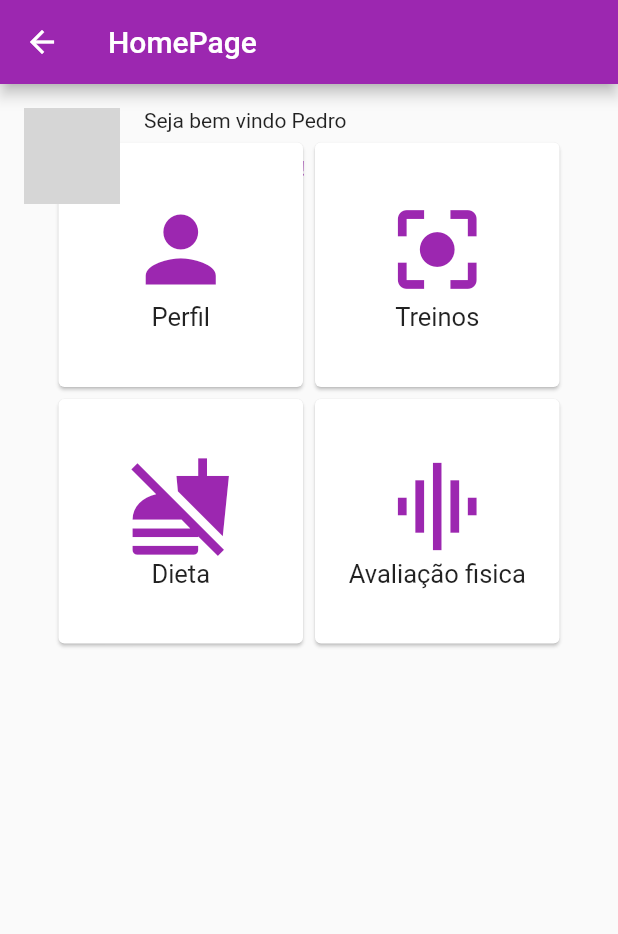
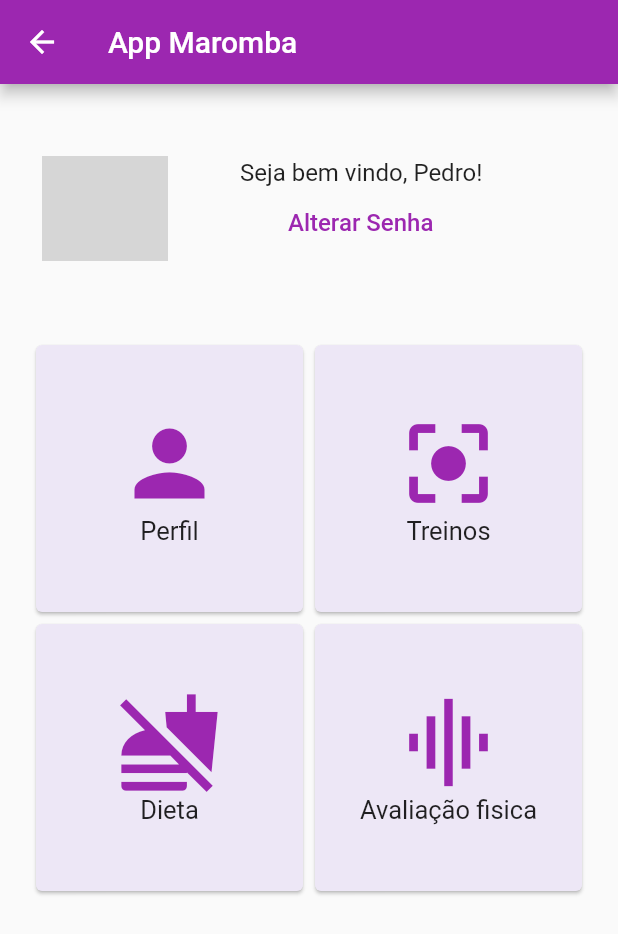
Before and after one commit to pedrokappes/app_gym, a Flutter app: the HomePage screen opened directly, on a phone screen of 412 x 824 dp. Shown: the top 934 px of the screen. Run offline on Flutter 3.47's test engine with Material 2 defaults, Android fonts, the phone set to English and light mode, and no system bars; our stand-ins replace flutter_svg; network calls fail; grey boxes are pictures that could not be loaded.

Commit message:
alteração na homepage

```diff
--- a/lib/Screens/HomePage.dart
+++ b/lib/Screens/HomePage.dart
@@ -2,9 +2,12 @@ import 'package:app_maromba/Screens/AvFisica.dart';
 import 'package:app_maromba/Screens/Dieta.dart';
 import 'package:app_maromba/Screens/LoginForm.dart';
 import 'package:app_maromba/Screens/Perfil.dart';
+import 'package:app_maromba/Screens/SignupForm.dart';
 import 'package:app_maromba/Screens/Treinos.dart';
 import 'package:flutter/material.dart';
 import 'package:flutter_svg/flutter_svg.dart';
+import 'package:app_maromba/Screens/EditProfileForm.dart';
+import 'package:app_maromba/Screens/ChangePasswordForm.dart';
 
 class HomePage extends StatefulWidget {
   @override
@@ -16,36 +19,54 @@ class _HomePageState extends State<HomePage> {
   Widget build(BuildContext context) {
     return Scaffold(
       appBar: AppBar(
-        title: Text('HomePage'),
+        title: Text('App Maromba'),
       ),
       body: Stack(
         children: <Widget>[
           SafeArea(
               child: Padding(
-                padding: EdgeInsets.all(16.0),
+            padding: EdgeInsets.only(top: 48.0, left: 28),
             child: Column(
               children: <Widget>[
                 Container(
-                      height: 64,
+                  height: 70,
                   child: Row(
                     crossAxisAlignment: CrossAxisAlignment.start,
                     children: <Widget>[
                       CircleAvatar(
-                              radius: 32,
+                          radius: 42,
                           backgroundImage: NetworkImage(
                               'https://encrypted-tbn0.gstatic.com/images?q=tbn:ANd9GcRgLZal2ngrRXdEebFSXKENv_Joj38zpGXhwA&usqp=CAU')),
                       SizedBox(
-                            width: 16,
+                        width: 48,
                       ),
                       Column(
                         mainAxisAlignment: MainAxisAlignment.center,
                         crossAxisAlignment: CrossAxisAlignment.start,
                         children: <Widget>[
-                              Text('Seja bem vindo Pedro'),
+                          Text(
+                            'Seja bem vindo, Pedro!',
+                            style: TextStyle(
+                              fontSize: 16,
+                            ),
+                          ),
                           FlatButton(
                               textColor: Colors.purple,
-                                  child: Text('Acessar Perfil!'),
-                                  onPressed: () {}),
+                              child: Text(
+                                '    Alterar Senha',
+                                style: TextStyle(
+                                  fontSize: 16,
+                                ),
+                              ),
+                              onPressed: () {
+                                Navigator.push(
+                                    context,
+                                    MaterialPageRoute(
+                                        builder: (context) =>
+                                            ChangePasswordForm()));
+                                // Navigator.push(context,
+                                //     MaterialPageRoute(builder: (_) => LoginForm())),
+                              }),
                         ],
                       )
                     ],
@@ -54,17 +75,62 @@ class _HomePageState extends State<HomePage> {
               ],
             ),
           )),
-          Container(
-            padding: EdgeInsets.all(35),
+          Padding(
+            padding: EdgeInsets.only(top: 150.0),
+            child: Center(
+              child: Container(
+                padding: EdgeInsets.all(20),
                 child: GridView.count(
                   crossAxisCount: 2,
                   children: <Widget>[
-                Card(
+                    MyMenu_1(
+                      title: "Perfil",
+                      icon: Icons.person,
+                      warna: Colors.purple,
+                    ),
+                    MyMenu_2(
+                      title: "Treinos",
+                      icon: Icons.center_focus_strong,
+                      warna: Colors.purple,
+                    ),
+                    MyMenu_3(
+                      title: "Dieta",
+                      icon: Icons.no_food,
+                      warna: Colors.purple,
+                    ),
+                    MyMenu_4(
+                      title: "Avaliação fisica",
+                      icon: Icons.graphic_eq,
+                      warna: Colors.purple,
+                    ),
+                  ],
+                ),
+              ),
+            ),
+          ),
+        ],
+      ),
+    );
+  }
+}
+
+class MyMenu_1 extends StatelessWidget {
+  MyMenu_1({required this.title, required this.icon, required this.warna});
+
+  final String title;
+  final IconData icon;
+  final MaterialColor warna;
+
+  @override
+  Widget build(BuildContext context) {
+    return Card(
+      color: Colors.deepPurple[50],
       child: InkWell(
         onTap: () {
-                      Navigator.push(context,
-                          MaterialPageRoute(builder: (context) => Perfil()));
-                      ;
+          Navigator.push(
+              context, MaterialPageRoute(builder: (context) => Perfil()));
+          // Navigator.push(context,
+          //     MaterialPageRoute(builder: (_) => LoginForm())),
         },
         splashColor: Colors.purple,
         child: Center(
@@ -72,25 +138,39 @@ class _HomePageState extends State<HomePage> {
             mainAxisSize: MainAxisSize.min,
             children: <Widget>[
               Icon(
-                            Icons.person,
+                icon,
                 size: 70,
-                            color: Colors.purple,
+                color: warna,
               ),
               Text(
-                            "Perfil",
+                title,
                 style: new TextStyle(fontSize: 17),
               )
             ],
           ),
         ),
       ),
-                ),
-                Card(
+    );
+  }
+}
+
+class MyMenu_2 extends StatelessWidget {
+  MyMenu_2({required this.title, required this.icon, required this.warna});
+
+  final String title;
+  final IconData icon;
+  final MaterialColor warna;
+
+  @override
+  Widget build(BuildContext context) {
+    return Card(
+      color: Colors.deepPurple[50],
       child: InkWell(
         onTap: () {
-                      Navigator.push(context,
-                          MaterialPageRoute(builder: (context) => Treinos()));
-                      ;
+          Navigator.push(
+              context, MaterialPageRoute(builder: (context) => Treinos()));
+          // Navigator.push(context,
+          //     MaterialPageRoute(builder: (_) => LoginForm())),
         },
         splashColor: Colors.purple,
         child: Center(
@@ -98,25 +178,39 @@ class _HomePageState extends State<HomePage> {
             mainAxisSize: MainAxisSize.min,
             children: <Widget>[
               Icon(
-                            Icons.center_focus_strong,
+                icon,
                 size: 70,
-                            color: Colors.purple,
+                color: warna,
               ),
               Text(
-                            "Treinos",
+                title,
                 style: new TextStyle(fontSize: 17),
               )
             ],
           ),
         ),
       ),
-                ),
-                Card(
+    );
+  }
+}
+
+class MyMenu_3 extends StatelessWidget {
+  MyMenu_3({required this.title, required this.icon, required this.warna});
+
+  final String title;
+  final IconData icon;
+  final MaterialColor warna;
+
+  @override
+  Widget build(BuildContext context) {
+    return Card(
+      color: Colors.deepPurple[50],
       child: InkWell(
         onTap: () {
-                      Navigator.push(context,
-                          MaterialPageRoute(builder: (context) => Dieta()));
-                      ;
+          Navigator.push(
+              context, MaterialPageRoute(builder: (context) => Dieta()));
+          // Navigator.push(context,
+          //     MaterialPageRoute(builder: (_) => LoginForm())),
         },
         splashColor: Colors.purple,
         child: Center(
@@ -124,25 +218,39 @@ class _HomePageState extends State<HomePage> {
             mainAxisSize: MainAxisSize.min,
             children: <Widget>[
               Icon(
-                            Icons.no_food,
+                icon,
                 size: 70,
-                            color: Colors.purple,
+                color: warna,
               ),
               Text(
-                            "Dieta",
+                title,
                 style: new TextStyle(fontSize: 17),
               )
             ],
           ),
         ),
       ),
-                ),
-                Card(
+    );
+  }
+}
+
+class MyMenu_4 extends StatelessWidget {
+  MyMenu_4({required this.title, required this.icon, required this.warna});
+
+  final String title;
+  final IconData icon;
+  final MaterialColor warna;
+
+  @override
+  Widget build(BuildContext context) {
+    return Card(
+      color: Colors.deepPurple[50],
       child: InkWell(
         onTap: () {
-                      Navigator.push(context,
-                          MaterialPageRoute(builder: (context) => AvFisica()));
-                      ;
+          Navigator.push(
+              context, MaterialPageRoute(builder: (context) => AvFisica()));
+          // Navigator.push(context,
+          //     MaterialPageRoute(builder: (_) => LoginForm())),
         },
         splashColor: Colors.purple,
         child: Center(
@@ -150,24 +258,18 @@ class _HomePageState extends State<HomePage> {
             mainAxisSize: MainAxisSize.min,
             children: <Widget>[
               Icon(
-                            Icons.graphic_eq,
+                icon,
                 size: 70,
-                            color: Colors.purple,
+                color: warna,
               ),
               Text(
-                            "Avaliação fisica",
+                title,
                 style: new TextStyle(fontSize: 17),
               )
             ],
           ),
         ),
       ),
-                ),
-              ],
-            ),
-          ),
-        ],
-      ),
     );
   }
 }
```
Also changed, not shown: lib/Screens/ChangePasswordForm.dart (added, +156 -0 lines), lib/Screens/EditProfileForm.dart (added, +151 -0 lines). Lines whose indentation alone changed are shown as unchanged.
